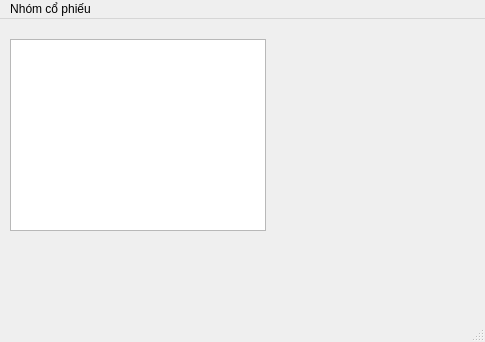
The window that HoiPhaDaoCK_v2/qt_form.ui (ntd119/ChungKhoanApp) describes before a commit, drawn with Qt 5.
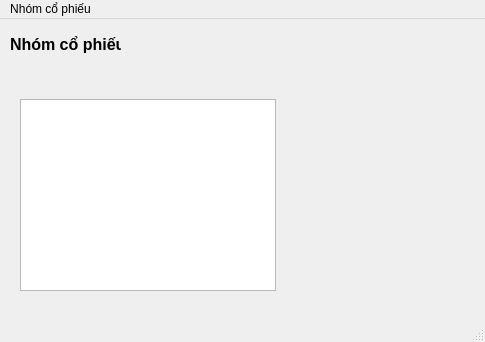
The same window after the commit.

Diff of the .ui file:
```diff
--- a/HoiPhaDaoCK_v2/qt_form.ui
+++ b/HoiPhaDaoCK_v2/qt_form.ui
@@ -17,13 +17,33 @@
    <widget class="QTableWidget" name="tableWidget">
     <property name="geometry">
      <rect>
-      <x>10</x>
-      <y>20</y>
+      <x>20</x>
+      <y>80</y>
       <width>256</width>
       <height>192</height>
      </rect>
     </property>
    </widget>
+   <widget class="QLabel" name="nhomCoPhieuLabel">
+    <property name="geometry">
+     <rect>
+      <x>10</x>
+      <y>10</y>
+      <width>111</width>
+      <height>31</height>
+     </rect>
+    </property>
+    <property name="font">
+     <font>
+      <pointsize>12</pointsize>
+      <weight>75</weight>
+      <bold>true</bold>
+     </font>
+    </property>
+    <property name="text">
+     <string>Nhóm cổ phiếu: </string>
+    </property>
+   </widget>
   </widget>
   <widget class="QMenuBar" name="menubar">
    <property name="geometry">
```
